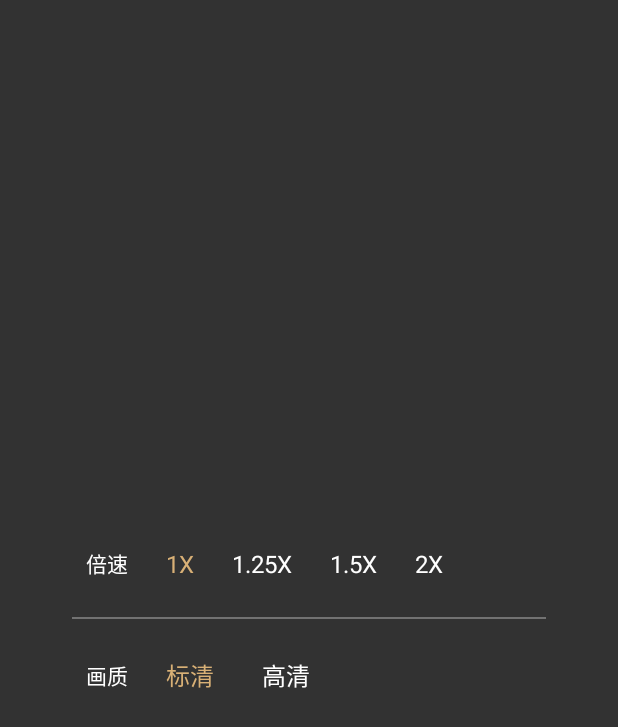
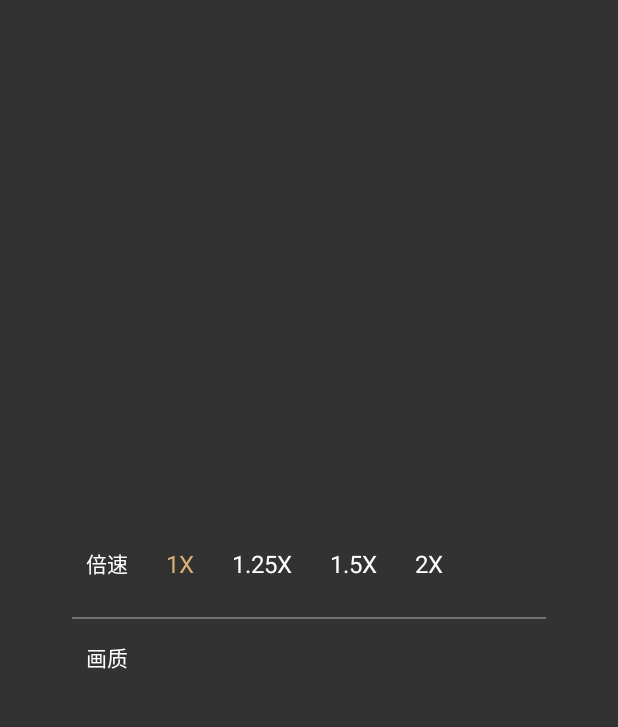
Before and after one commit to L1145418863/jzExpand, an Android app: the layout jz_dialog_more_unfilled.xml on its own in the app's theme, with its tools: preview values and no code run, on a phone screen of 412 x 824 dp. Shown: the top 727 px of the screen. Run offline under Robolectric (Android 15) with nearby library versions, the phone set to English and light mode, and no system bars.

Commit message:
更新 功能

```diff
--- a/app/src/main/res/values/styles.xml
+++ b/app/src/main/res/values/styles.xml
@@ -1,7 +1,7 @@
 <resources>
 
     <!-- Base application theme. -->
-    <style name="AppTheme" parent="Theme.AppCompat.Light.DarkActionBar">
+    <style name="AppTheme" parent="Theme.AppCompat.Light.NoActionBar">
         <!-- Customize your theme here. -->
         <item name="colorPrimary">@color/colorPrimary</item>
         <item name="colorPrimaryDark">@color/colorPrimaryDark</item>
--- a/jiaozivideoplayer/src/main/res/layout/jz_dialog_more_unfilled.xml
+++ b/jiaozivideoplayer/src/main/res/layout/jz_dialog_more_unfilled.xml
@@ -93,7 +93,7 @@
         app:layout_constraintStart_toStartOf="@+id/notfind_text1"
         app:layout_constraintTop_toTopOf="@+id/my_jz_video_qx" />
 
-    <RadioGroup
+    <LinearLayout
         android:id="@+id/my_jz_video_qx"
         android:layout_width="0dp"
         android:layout_height="wrap_content"
@@ -103,45 +103,6 @@
         app:layout_constraintStart_toStartOf="@+id/my_jz_video_bs"
         app:layout_constraintTop_toBottomOf="@+id/notfind_text2">
 
-        <RadioButton
-            android:id="@+id/my_jz_video_qxbq"
-            android:layout_width="0dp"
-            android:layout_height="wrap_content"
-            android:layout_weight="1"
-            android:button="@null"
-            android:text="标清"
-            android:textColor="#D8B076"
-            android:textSize="16sp" />
-
-        <RadioButton
-            android:id="@+id/my_jz_video_qxgq"
-            android:layout_width="0dp"
-            android:layout_height="wrap_content"
-            android:layout_weight="1"
-            android:button="@null"
-            android:text="高清"
-            android:textColor="#ffffff"
-            android:textSize="16sp" />
-
-        <RadioButton
-            android:layout_width="0dp"
-            android:layout_height="wrap_content"
-            android:layout_weight="1"
-            android:button="@null"
-            android:gravity="center"
-            android:text=""
-            android:textColor="#D8B076"
-            android:textSize="16sp" />
-
-        <TextView
-            android:layout_width="0dp"
-            android:layout_height="wrap_content"
-            android:layout_weight="1"
-            android:button="@null"
-            android:gravity="center"
-            android:text=""
-            android:textColor="#D8B076"
-            android:textSize="16sp" />
-    </RadioGroup>
+    </LinearLayout>
 
 </android.support.constraint.ConstraintLayout>
```
Also changed, not shown: app/src/main/java/com/example/administrator/newjz/MainActivity.java (+21 -4 lines), jiaozivideoplayer/src/main/java/cn/jzvd/JZVideoPlayer.java (+79 -11 lines), jiaozivideoplayer/src/main/java/cn/jzvd/JZVideoPlayerStandard.java (+7 -8 lines), jiaozivideoplayer/src/main/res/layout/jz_dialog_more_filled.xml (+2 -21 lines), jiaozivideoplayer/src/main/res/layout/jz_layout_clarity_item2.xml (added, +10 -0 lines), jiaozivideoplayer/src/main/res/layout/jz_layout_mystandard.xml (+29 -20 lines), jiaozivideoplayer/src/main/res/drawable-xhdpi/jz_back_normal.png, jiaozivideoplayer/src/main/res/drawable-xhdpi/jz_pause_normal.png, jiaozivideoplayer/src/main/res/drawable-xhdpi/jz_pause_pressed.png, jiaozivideoplayer/src/main/res/drawable-xhdpi/next.png (added).
